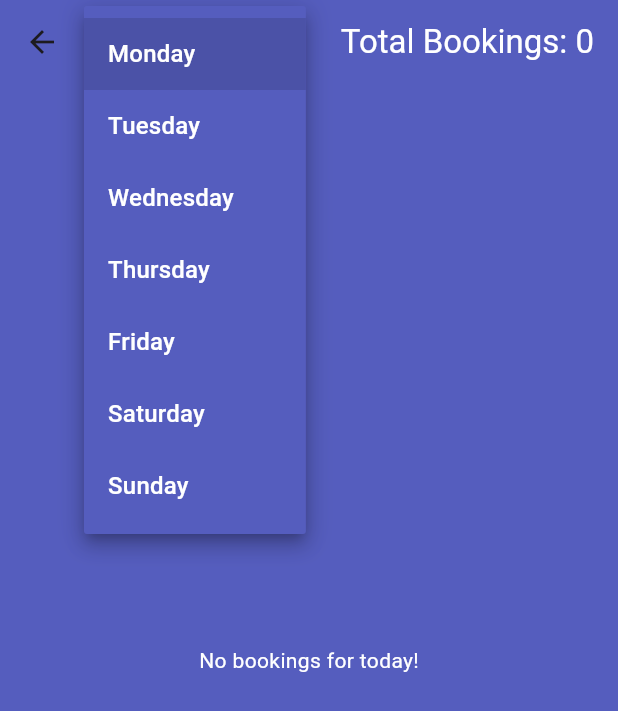
After one commit to regroo/CoBHSv1, a Flutter app: the ViewAllBookings screen opened directly, after a tap on "Monday", on a phone screen of 412 x 824 dp. The commit adds this screen. Shown: the top 711 px of the screen. Run offline on Flutter 3.47's test engine with Material 3 defaults, Android fonts, the phone set to English and light mode, and no system bars; our stand-ins replace cloud_firestore, firebase_auth, firebase_core; accounts and stored records are empty.

Commit message:
added admin view all bookings

```diff
--- /dev/null
+++ b/lib/admin/viewAllBookings.dart
@@ -0,0 +1,146 @@
+import 'package:flutter/material.dart';
+import 'package:cloud_firestore/cloud_firestore.dart';
+
+const Color darkBlue = Color(0xff555dbe);
+const Color lightBlue = Color(0xFF8C9EFF);
+
+class ViewAllBookings extends StatefulWidget {
+  @override
+  _ViewAllBookingsState createState() => _ViewAllBookingsState();
+}
+
+class _ViewAllBookingsState extends State<ViewAllBookings> {
+  final FirebaseFirestore _firestore = FirebaseFirestore.instance;
+  List<DocumentSnapshot> _bookings = [];
+  bool _isLoading = true;
+  String _selectedDay = ''; // Initialize selected day
+
+  // Define list of days of the week
+  List<String> daysOfWeek = [
+    'Monday',
+    'Tuesday',
+    'Wednesday',
+    'Thursday',
+    'Friday',
+    'Saturday',
+    'Sunday'
+  ];
+
+  @override
+  void initState() {
+    super.initState();
+    _selectedDay = daysOfWeek[DateTime.now().weekday - 1];
+    _fetchBookings();
+  }
+
+  Future<void> _fetchBookings() async {
+    try {
+      DateTime now = DateTime.now();
+      DateTime selectedDate = now;
+      for (int i = 0; i < daysOfWeek.length; i++) {
+        if (daysOfWeek[i] == _selectedDay) {
+          selectedDate = now.add(Duration(days: i));
+          break;
+        }
+      }
+      String formattedDate =
+          "${selectedDate.year}-${selectedDate.month}-${selectedDate.day}";
+
+      QuerySnapshot snapshot = await _firestore
+          .collection('Bookings')
+          .where('bookingTime',
+              isGreaterThanOrEqualTo: '$formattedDate 00:00',
+              isLessThanOrEqualTo: '$formattedDate 23:59')
+          .get();
+
+      setState(() {
+        _bookings = snapshot.docs;
+        _isLoading = false;
+      });
+    } catch (error) {
+      print('Error fetching bookings: $error');
+      setState(() {
+        _isLoading = false;
+      });
+    }
+  }
+
+  @override
+  Widget build(BuildContext context) {
+    int bookingCount = _bookings.length;
+    return Scaffold(
+      appBar: AppBar(
+        backgroundColor: darkBlue,
+        title: Row(
+          mainAxisAlignment: MainAxisAlignment.spaceBetween,
+          children: [
+            DropdownButton<String>(
+              value: _selectedDay,
+              onChanged: (newValue) {
+                setState(() {
+                  _selectedDay = newValue!;
+                  _fetchBookings();
+                });
+              },
+              items: daysOfWeek.map((day) {
+                return DropdownMenuItem<String>(
+                  value: day,
+                  child: Text(
+                    day,
+                    style: TextStyle(color: Colors.white),
+                  ),
+                );
+              }).toList(),
+              dropdownColor:
+                  darkBlue, // Set background color of the dropdown menu
+              icon: Icon(Icons.arrow_drop_down, color: Colors.white),
+              underline: Container(), // Remove the default underline
+            ),
+            Text(
+              'Total Bookings: $bookingCount',
+              style: TextStyle(color: Colors.white),
+            ),
+          ],
+        ),
+      ),
+      body: Container(
+        color: darkBlue,
+        child: _isLoading
+            ? Center(
+                child: CircularProgressIndicator(
+                  valueColor: AlwaysStoppedAnimation<Color>(lightBlue),
+                ),
+              )
+            : _bookings.isNotEmpty
+                ? ListView.builder(
+                    itemCount: _bookings.length,
+                    itemBuilder: (context, index) {
+                      Map<String, dynamic> bookingData =
+                          _bookings[index].data() as Map<String, dynamic>;
+                      return Card(
+                        color: darkBlue, // Set background color of the card
+                        margin:
+                            EdgeInsets.symmetric(horizontal: 16, vertical: 8),
+                        child: ListTile(
+                          title: Text(
+                            'Student User Name: ${bookingData['userName']}',
+                            style: TextStyle(color: Colors.white),
+                          ),
+                          subtitle: Text(
+                            'Booking Time: ${bookingData['bookingTime']}',
+                            style: TextStyle(color: Colors.white),
+                          ),
+                        ),
+                      );
+                    },
+                  )
+                : Center(
+                    child: Text(
+                      'No bookings for today!',
+                      style: TextStyle(color: Colors.white),
+                    ),
+                  ),
+      ),
+    );
+  }
+}
```
Also changed, not shown: lib/admin/mainAPage.dart (+14 -0 lines), lib/customer/createBookingPage.dart (+55 -49 lines), lib/start/loginPage.dart (+22 -41 lines), lib/student/viewBookings.dart (+51 -25 lines).
